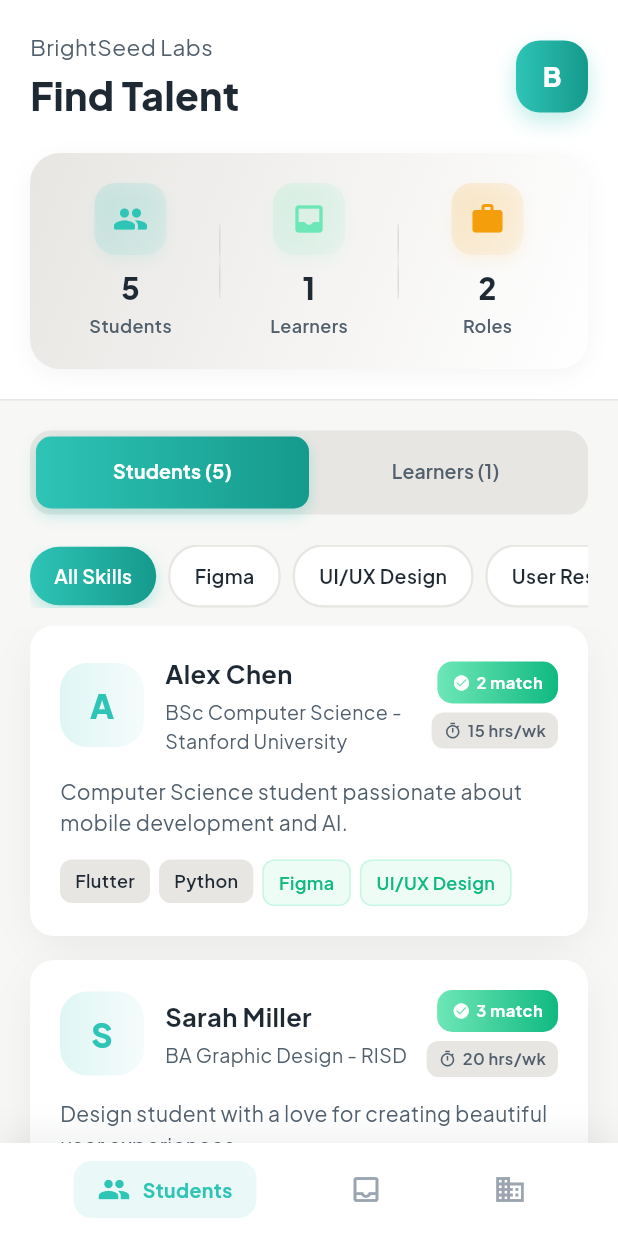
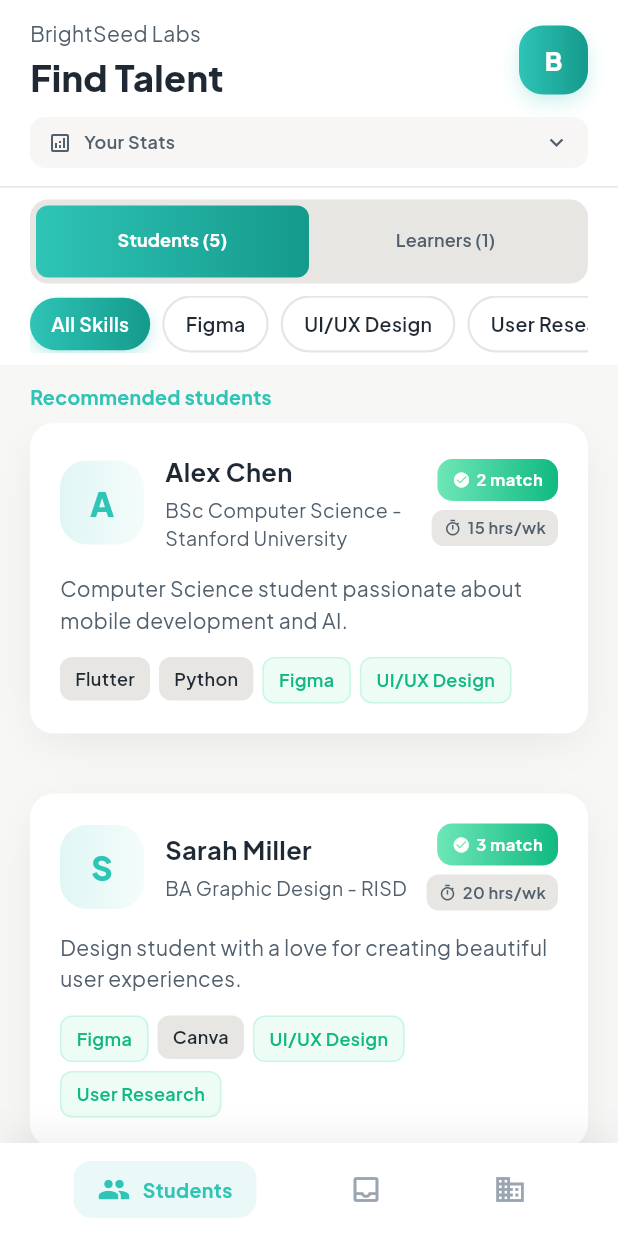
Before and after one commit to bilal-feroz/XpBridge, a Flutter app: the StartupDashboardScreen screen opened by its route, on a phone screen of 412 x 824 dp. Run offline on Flutter 3.47's test engine with Material 3 defaults, Android fonts, the phone set to English and light mode, and no system bars; our stand-ins replace flutter_dotenv, go_router, google_fonts, shared_preferences; accounts and stored records are empty.

Commit message:
startup
ddd

```diff
--- a/xpbridge/lib/screens/dashboard/startup_dashboard_screen.dart
+++ b/xpbridge/lib/screens/dashboard/startup_dashboard_screen.dart
@@ -19,6 +19,7 @@ class _StartupDashboardScreenState extends State<StartupDashboardScreen>
     with SingleTickerProviderStateMixin {
   late TabController _tabController;
   String? _selectedSkill;
+  bool _statsExpanded = false;
 
   @override
   void initState() {
@@ -350,14 +351,16 @@ class _StartupDashboardScreenState extends State<StartupDashboardScreen>
     final applications =
         startupApplications.isNotEmpty ? startupApplications : appState.applications;
 
+    final skillsForFilters = startupProfile?.requiredSkills ?? [];
+
     return Scaffold(
       backgroundColor: AppTheme.background,
       body: SafeArea(
-        child: Column(
-          children: [
-            // Header
-            Container(
-              padding: const EdgeInsets.all(20),
+        child: CustomScrollView(
+          slivers: [
+            SliverToBoxAdapter(
+              child: Container(
+                padding: const EdgeInsets.fromLTRB(20, 12, 20, 12),
                 decoration: BoxDecoration(
                   color: AppTheme.surface,
                   border: Border(
@@ -376,15 +379,15 @@ class _StartupDashboardScreenState extends State<StartupDashboardScreen>
                               Text(
                                 startupProfile?.companyName ?? 'Your Company',
                                 style: TextStyle(
-                                fontSize: 15,
+                                  fontSize: 14,
                                   color: AppTheme.textSecondary,
                                 ),
                               ),
-                            const SizedBox(height: 4),
+                              const SizedBox(height: 2),
                               const Text(
                                 'Find Talent',
                                 style: TextStyle(
-                                fontSize: 26,
+                                  fontSize: 24,
                                   fontWeight: FontWeight.w800,
                                   color: AppTheme.text,
                                 ),
@@ -395,8 +398,8 @@ class _StartupDashboardScreenState extends State<StartupDashboardScreen>
                         GestureDetector(
                           onTap: () => context.pushNamed('startupProfile'),
                           child: Container(
-                          width: 48,
-                          height: 48,
+                            width: 46,
+                            height: 46,
                             decoration: BoxDecoration(
                               gradient: LinearGradient(
                                 colors: [AppTheme.primary, AppTheme.primaryDark],
@@ -404,9 +407,9 @@ class _StartupDashboardScreenState extends State<StartupDashboardScreen>
                               borderRadius: BorderRadius.circular(16),
                               boxShadow: [
                                 BoxShadow(
-                                color: AppTheme.primary.withValues(alpha: 0.3),
-                                blurRadius: 12,
-                                offset: const Offset(0, 6),
+                                  color: AppTheme.primary.withValues(alpha: 0.24),
+                                  blurRadius: 10,
+                                  offset: const Offset(0, 5),
                                 ),
                               ],
                             ),
@@ -418,7 +421,7 @@ class _StartupDashboardScreenState extends State<StartupDashboardScreen>
                                 style: const TextStyle(
                                   fontWeight: FontWeight.w800,
                                   color: Colors.white,
-                                fontSize: 18,
+                                  fontSize: 17,
                                 ),
                               ),
                             ),
@@ -426,27 +429,44 @@ class _StartupDashboardScreenState extends State<StartupDashboardScreen>
                         ),
                       ],
                     ),
-                  const SizedBox(height: 20),
-                  // Stats row
-                  Container(
-                    padding: const EdgeInsets.symmetric(horizontal: 8, vertical: 20),
+                    const SizedBox(height: 10),
+                    GestureDetector(
+                      onTap: () => setState(() => _statsExpanded = !_statsExpanded),
+                      child: Container(
+                        padding: const EdgeInsets.symmetric(horizontal: 12, vertical: 8),
                         decoration: BoxDecoration(
-                      gradient: LinearGradient(
-                        colors: [
-                          AppTheme.cardBackground,
-                          AppTheme.surface,
-                        ],
-                        begin: Alignment.topLeft,
-                        end: Alignment.bottomRight,
+                          color: AppTheme.cardBackground.withValues(alpha: 0.35),
+                          borderRadius: BorderRadius.circular(10),
                         ),
-                      borderRadius: BorderRadius.circular(20),
-                      boxShadow: [
-                        BoxShadow(
-                          color: Colors.black.withValues(alpha: 0.04),
-                          blurRadius: 12,
-                          offset: const Offset(0, 4),
+                        child: Row(
+                          children: [
+                            Icon(Icons.analytics_outlined, size: 16, color: AppTheme.textSecondary),
+                            const SizedBox(width: 8),
+                            const Text(
+                              'Your Stats',
+                              style: TextStyle(
+                                fontSize: 12,
+                                fontWeight: FontWeight.w600,
+                                color: AppTheme.textSecondary,
+                              ),
+                            ),
+                            const Spacer(),
+                            Icon(
+                              _statsExpanded ? Icons.expand_less : Icons.expand_more,
+                              size: 18,
+                              color: AppTheme.textSecondary,
                             ),
                           ],
+                        ),
+                      ),
+                    ),
+                    if (_statsExpanded) ...[
+                      const SizedBox(height: 6),
+                      Container(
+                        padding: const EdgeInsets.symmetric(horizontal: 8, vertical: 10),
+                        decoration: BoxDecoration(
+                          color: AppTheme.cardBackground.withValues(alpha: 0.25),
+                          borderRadius: BorderRadius.circular(10),
                         ),
                         child: Row(
                           children: [
@@ -458,21 +478,7 @@ class _StartupDashboardScreenState extends State<StartupDashboardScreen>
                                 color: AppTheme.primary,
                               ),
                             ),
-                        Container(
-                          width: 1,
-                          height: 50,
-                          decoration: BoxDecoration(
-                            gradient: LinearGradient(
-                              colors: [
-                                AppTheme.cardBackground,
-                                AppTheme.textMuted.withValues(alpha: 0.1),
-                                AppTheme.cardBackground,
-                              ],
-                              begin: Alignment.topCenter,
-                              end: Alignment.bottomCenter,
-                            ),
-                          ),
-                        ),
+                            Container(width: 1, height: 32, color: AppTheme.surface),
                             Expanded(
                               child: _StatItem(
                                 icon: Icons.inbox_rounded,
@@ -481,21 +487,7 @@ class _StartupDashboardScreenState extends State<StartupDashboardScreen>
                                 color: AppTheme.success,
                               ),
                             ),
-                        Container(
-                          width: 1,
-                          height: 50,
-                          decoration: BoxDecoration(
-                            gradient: LinearGradient(
-                              colors: [
-                                AppTheme.cardBackground,
-                                AppTheme.textMuted.withValues(alpha: 0.1),
-                                AppTheme.cardBackground,
-                              ],
-                              begin: Alignment.topCenter,
-                              end: Alignment.bottomCenter,
-                            ),
-                          ),
-                        ),
+                            Container(width: 1, height: 32, color: AppTheme.surface),
                             Expanded(
                               child: _StatItem(
                                 icon: Icons.work_rounded,
@@ -508,15 +500,26 @@ class _StartupDashboardScreenState extends State<StartupDashboardScreen>
                         ),
                       ),
                     ],
+                  ],
                 ),
               ),
-            // Tab bar
+            ),
+            SliverPersistentHeader(
+              pinned: true,
+              delegate: _StickyHeaderDelegate(
+                minHeight: 110,
+                maxHeight: 118,
+                child: Container(
+                  padding: const EdgeInsets.fromLTRB(20, 8, 20, 8),
+                  color: AppTheme.surface,
+                  child: Column(
+                    crossAxisAlignment: CrossAxisAlignment.start,
+                    children: [
                       Container(
-              margin: const EdgeInsets.all(20),
                         padding: const EdgeInsets.all(4),
                         decoration: BoxDecoration(
                           color: AppTheme.cardBackground,
-                borderRadius: BorderRadius.circular(14),
+                          borderRadius: BorderRadius.circular(12),
                         ),
                         child: TabBar(
                           controller: _tabController,
@@ -528,33 +531,66 @@ class _StartupDashboardScreenState extends State<StartupDashboardScreen>
                             gradient: LinearGradient(
                               colors: [AppTheme.primary, AppTheme.primaryDark],
                             ),
-                  borderRadius: BorderRadius.circular(10),
-                  boxShadow: [
-                    BoxShadow(
-                      color: AppTheme.primary.withValues(alpha: 0.3),
-                      blurRadius: 8,
-                      offset: const Offset(0, 4),
+                            borderRadius: BorderRadius.circular(8),
                           ),
-                  ],
-                ),
-                labelStyle: const TextStyle(fontWeight: FontWeight.w700, fontSize: 13),
-                unselectedLabelStyle: const TextStyle(fontWeight: FontWeight.w600, fontSize: 13),
+                          labelStyle: const TextStyle(fontWeight: FontWeight.w700, fontSize: 12),
+                          unselectedLabelStyle: const TextStyle(fontWeight: FontWeight.w600, fontSize: 12),
                           tabs: [
                             Tab(text: 'Students (${_filteredStudents.length})'),
                             Tab(text: 'Learners (${applications.length})'),
                           ],
                         ),
                       ),
-            Expanded(
+                      const SizedBox(height: 8),
+                      SingleChildScrollView(
+                        scrollDirection: Axis.horizontal,
+                        child: Row(
+                          children: [
+                            _FilterChip(
+                              label: 'All Skills',
+                              isSelected: _selectedSkill == null,
+                              onTap: () => setState(() => _selectedSkill = null),
+                            ),
+                            ...skillsForFilters.take(6).map(
+                              (skill) => _FilterChip(
+                                label: skill,
+                                isSelected: _selectedSkill == skill,
+                                onTap: () => setState(() => _selectedSkill = skill),
+                              ),
+                            ),
+                          ],
+                        ),
+                      ),
+                    ],
+                  ),
+                ),
+              ),
+            ),
+            SliverToBoxAdapter(
+              child: Padding(
+                padding: const EdgeInsets.fromLTRB(20, 12, 20, 8),
+                child: Row(
+                  children: const [
+                    Text(
+                      'Recommended students',
+                      style: TextStyle(
+                        fontSize: 13,
+                        fontWeight: FontWeight.w700,
+                        color: AppTheme.primary,
+                      ),
+                    ),
+                  ],
+                ),
+              ),
+            ),
+            SliverFillRemaining(
               child: TabBarView(
                 controller: _tabController,
                 children: [
                   _BrowseStudentsTab(
                     students: _filteredStudents,
-                    startupSkills: startupProfile?.requiredSkills ?? [],
+                    startupSkills: skillsForFilters,
                     selectedSkill: _selectedSkill,
-                    onSkillSelected: (skill) =>
-                        setState(() => _selectedSkill = skill),
                   ),
                   _ApplicationsTab(
                     applications: applications,
@@ -581,6 +617,39 @@ class _StartupDashboardScreenState extends State<StartupDashboardScreen>
   }
   }
 
+class _StickyHeaderDelegate extends SliverPersistentHeaderDelegate {
+  _StickyHeaderDelegate({
+    required this.child,
+    required this.minHeight,
+    required this.maxHeight,
+  });
+
+  final Widget child;
+  final double minHeight;
+  final double maxHeight;
+
+  @override
+  double get minExtent => minHeight;
+
+  @override
+  double get maxExtent => maxHeight;
+
+  @override
+  Widget build(BuildContext context, double shrinkOffset, bool overlapsContent) {
+    return Container(
+      color: AppTheme.surface,
+      child: child,
+    );
+  }
+
+  @override
+  bool shouldRebuild(covariant _StickyHeaderDelegate oldDelegate) {
+    return child != oldDelegate.child ||
+        minHeight != oldDelegate.minHeight ||
+        maxHeight != oldDelegate.maxHeight;
+  }
+}
+
 class _StatItem extends StatelessWidget {
   const _StatItem({
     required this.icon,
@@ -599,8 +668,8 @@ class _StatItem extends StatelessWidget {
     return Column(
       children: [
         Container(
-          width: 48,
-          height: 48,
+          width: 40,
+          height: 40,
           decoration: BoxDecoration(
             gradient: LinearGradient(
               colors: [
@@ -619,17 +688,13 @@ class _StatItem extends StatelessWidget {
               ),
             ],
           ),
-          child: Icon(
-            icon,
-            color: color,
-            size: 24,
+          child: Icon(icon, color: color, size: 20),
         ),
-        ),
-        const SizedBox(height: 8),
+        const SizedBox(height: 6),
         Text(
           value,
           style: const TextStyle(
-            fontSize: 20,
+            fontSize: 16,
             fontWeight: FontWeight.w800,
             color: AppTheme.text,
           ),
@@ -638,7 +703,7 @@ class _StatItem extends StatelessWidget {
         Text(
           label,
           style: TextStyle(
-            fontSize: 12,
+            fontSize: 11,
             fontWeight: FontWeight.w600,
             color: AppTheme.textSecondary,
           ),
@@ -653,65 +718,44 @@ class _BrowseStudentsTab extends StatelessWidget {
     required this.students,
     required this.startupSkills,
     required this.selectedSkill,
-    required this.onSkillSelected,
   });
 
   final List<StudentProfile> students;
   final List<String> startupSkills;
   final String? selectedSkill;
-  final ValueChanged<String?> onSkillSelected;
 
   @override
   Widget build(BuildContext context) {
-    return Column(
-      children: [
-        Padding(
-          padding: const EdgeInsets.symmetric(horizontal: 20),
-          child: SingleChildScrollView(
-            scrollDirection: Axis.horizontal,
-            child: Row(
-              children: [
-                _FilterChip(
-                  label: 'All Skills',
-                  isSelected: selectedSkill == null,
-                  onTap: () => onSkillSelected(null),
-                ),
-                ...startupSkills.map(
-                  (skill) => _FilterChip(
-                    label: skill,
-                    isSelected: selectedSkill == skill,
-                    onTap: () => onSkillSelected(skill),
-                  ),
-                ),
-              ],
-            ),
-          ),
-        ),
-        const SizedBox(height: 12),
-        Expanded(
-          child: students.isEmpty
+    return students.isEmpty
         ? _EmptyState(
             icon: Icons.person_search_rounded,
             title: 'No students found',
             subtitle: 'Try adjusting your filters',
           )
         : ListView.builder(
-                  padding: const EdgeInsets.symmetric(horizontal: 20),
+            key: PageStorageKey('students_${selectedSkill ?? 'all'}'),
+            padding: const EdgeInsets.fromLTRB(0, 0, 0, 12),
+            primary: false,
+            physics: const BouncingScrollPhysics(),
             itemCount: students.length,
             itemBuilder: (context, index) {
               final student = students[index];
-                    return _StudentCard(
+              return Padding(
+                padding: EdgeInsets.only(
+                  left: 20,
+                  right: 20,
+                  bottom: index < students.length - 1 ? 24 : 12,
+                ),
+                child: _StudentCard(
                   student: student,
                   startupSkills: startupSkills,
                   onTap: () => context.pushNamed(
                     'studentDetail',
                     pathParameters: {'id': student.id},
                   ),
+                ),
               );
             },
-                ),
-        ),
-      ],
           );
   }
 }
@@ -739,6 +783,8 @@ class _ApplicationsTab extends StatelessWidget {
 
     return ListView.builder(
       padding: const EdgeInsets.symmetric(horizontal: 20),
+      primary: false,
+      physics: const BouncingScrollPhysics(),
       itemCount: applications.length,
       itemBuilder: (context, index) {
         final application = applications[index];
@@ -828,7 +874,7 @@ class _FilterChip extends StatelessWidget {
         onTap: onTap,
         child: AnimatedContainer(
           duration: const Duration(milliseconds: 200),
-          padding: const EdgeInsets.symmetric(horizontal: 16, vertical: 10),
+          padding: const EdgeInsets.symmetric(horizontal: 14, vertical: 8),
           decoration: BoxDecoration(
             gradient: isSelected
                 ? LinearGradient(
```
Lines whose indentation alone changed are shown as unchanged.
